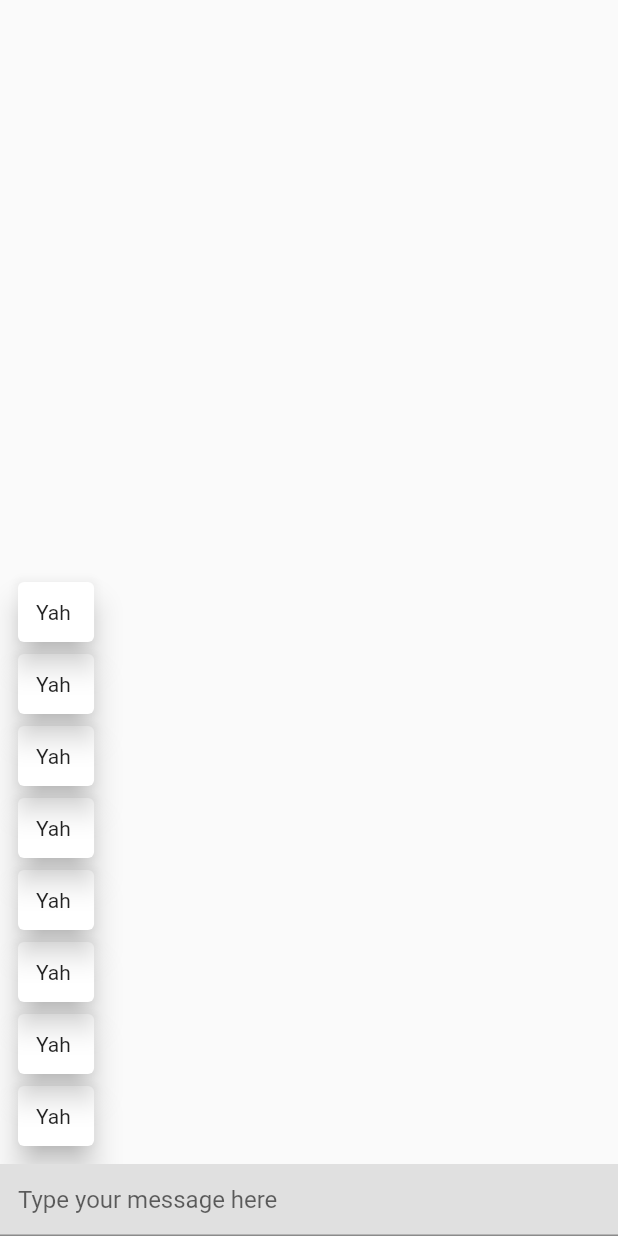
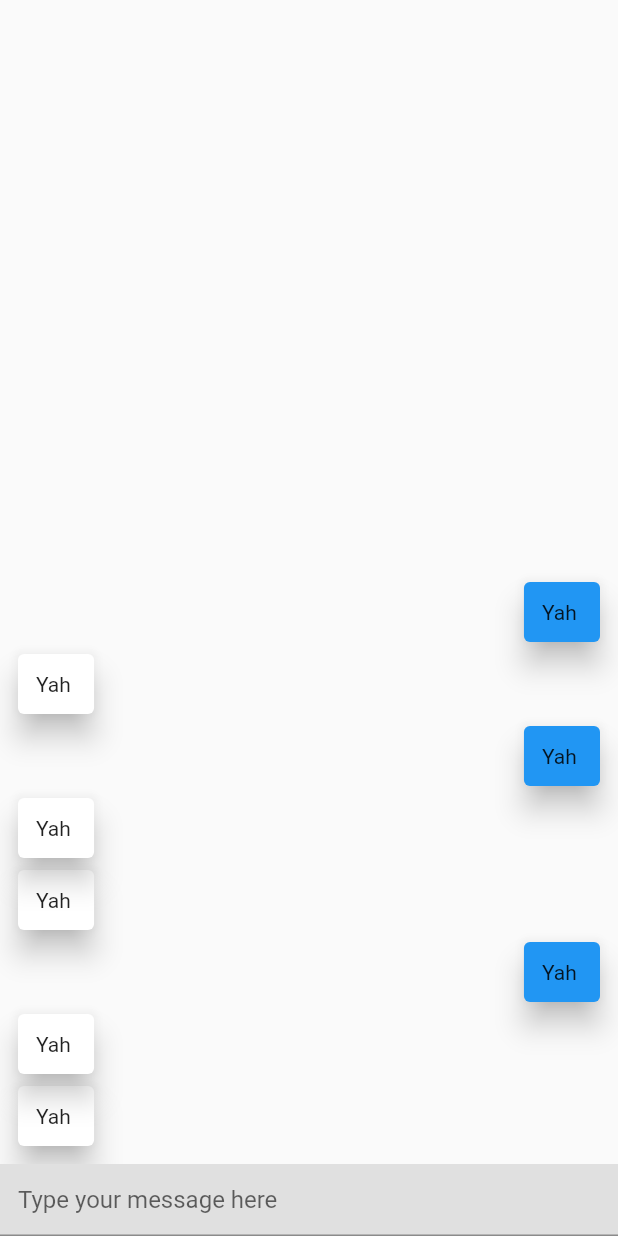
Before and after one commit to lucas-doki/findmybag, a Flutter app: the ChatBotScreen screen opened by its route, on a phone screen of 412 x 824 dp. Run offline on Flutter 3.47's test engine with Material 2 defaults, Android fonts, the light colour scheme and no system bars; drawn by our look-alikes of grouped_list; our stand-ins replace flutter_map, latlong2.

Commit message:
ajuste cor mensagem

```diff
--- a/lib/screens/chat_bot_screen.dart
+++ b/lib/screens/chat_bot_screen.dart
@@ -11,12 +11,12 @@ class ChatBotScreen extends StatelessWidget {
   List<Message> messages = [
     Message('Yah ', false),
     Message('Yah ', false),
+    Message('Yah ', true),
     Message('Yah ', false),
     Message('Yah ', false),
+    Message('Yah ', true),
     Message('Yah ', false),
-    Message('Yah ', false),
-    Message('Yah ', false),
-    Message('Yah ', false)
+    Message('Yah ', true)
   ].reversed.toList();
 
   @override
@@ -40,6 +40,7 @@ class ChatBotScreen extends StatelessWidget {
                       ? Alignment.centerRight
                       : Alignment.centerLeft,
                   child: Card(
+                    color: message.isSentByMe ? Colors.blue : Colors.white,
                     elevation: 8,
                     child: Padding(
                       padding: EdgeInsets.all(12),
```
Also changed, not shown: 2 other files.
